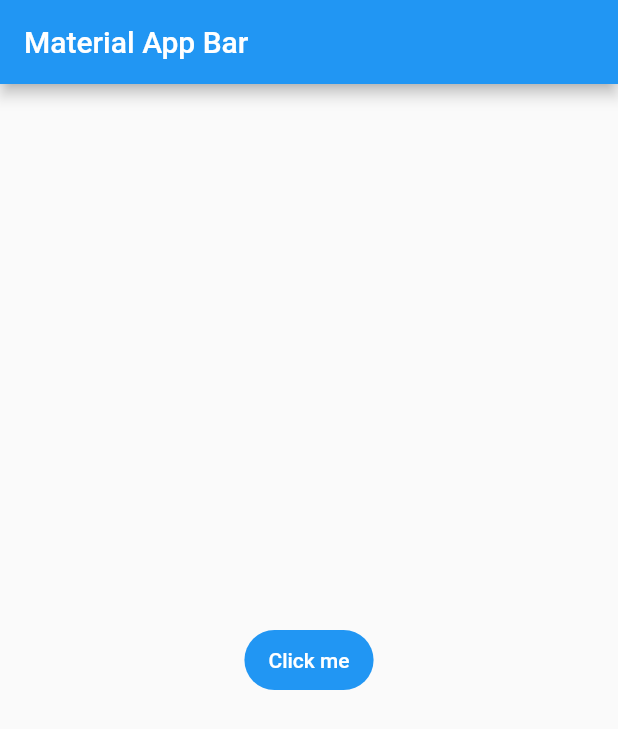
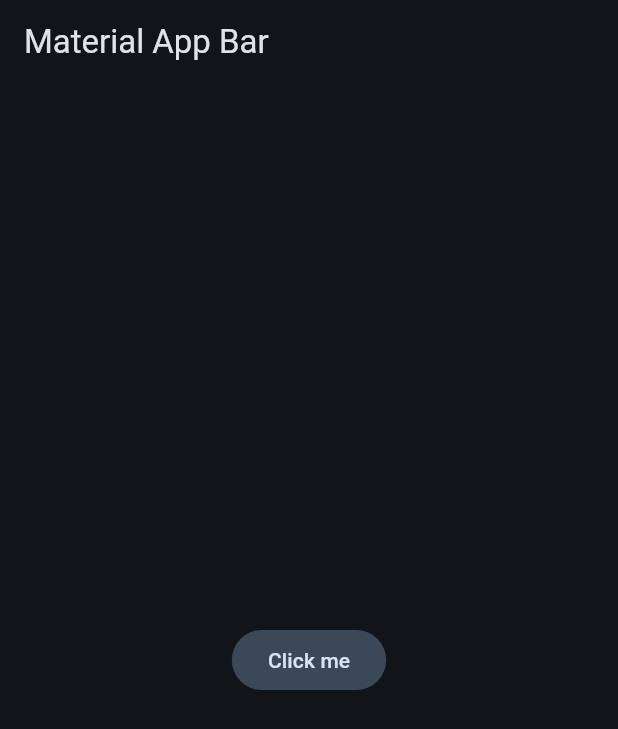
Before and after one commit to AngelTravieso/03-yes_no_app, a Flutter app: the screen it shows after launch, on a phone screen of 412 x 824 dp. Shown: the top 729 px of the screen. Run offline on Flutter 3.47's test engine with Material 2 defaults, Android fonts, the phone set to English and light mode, and no system bars.

Commit message:
estilo global para la aplicacion

```diff
--- /dev/null
+++ b/lib/config/theme/app_theme.dart
@@ -0,0 +1,30 @@
+import 'package:flutter/material.dart';
+
+const Color _customColor = Color(0xFF5C11D4);
+
+const List<Color> _colorThemes = [
+  _customColor,
+  Colors.blue,
+  Colors.teal,
+  Colors.green,
+  Colors.yellow,
+  Colors.orange,
+  Colors.pink,
+];
+
+class AppTheme {
+  final int selectedColor;
+
+  AppTheme({
+    this.selectedColor = 0,
+  }) : assert(selectedColor >= 0 && selectedColor <= _colorThemes.length - 1,
+            'Color debe ser entre 0 y ${_colorThemes.length}');
+
+  ThemeData theme() {
+    return ThemeData(
+      useMaterial3: true,
+      colorSchemeSeed: _colorThemes[selectedColor],
+      brightness: Brightness.dark,
+    );
+  }
+}
--- a/lib/main.dart
+++ b/lib/main.dart
@@ -1,4 +1,5 @@
 import 'package:flutter/material.dart';
+import 'package:yes_no_app/config/theme/app_theme.dart';
 
 void main() => runApp(const MyApp());
 
@@ -8,8 +9,9 @@ class MyApp extends StatelessWidget {
   @override
   Widget build(BuildContext context) {
     return MaterialApp(
+      title: 'Yes No App',
       debugShowCheckedModeBanner: false,
-      title: 'Material App',
+      theme: AppTheme(selectedColor: 1).theme(),
       home: Scaffold(
         appBar: AppBar(
           title: const Text('Material App Bar'),
```
